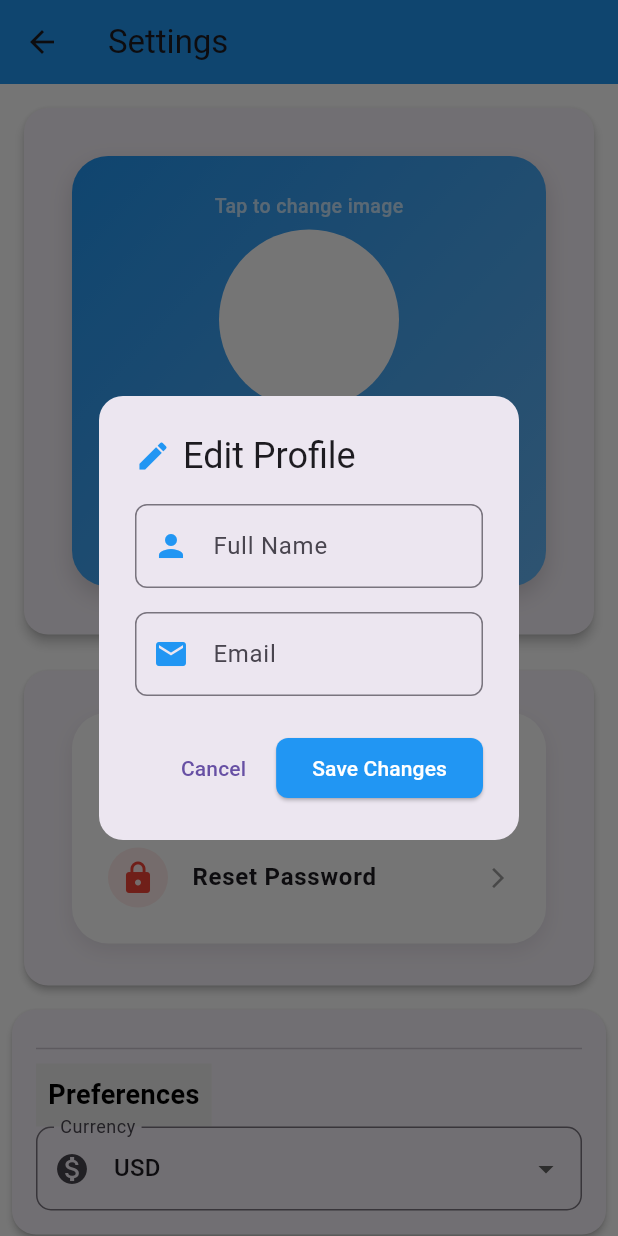
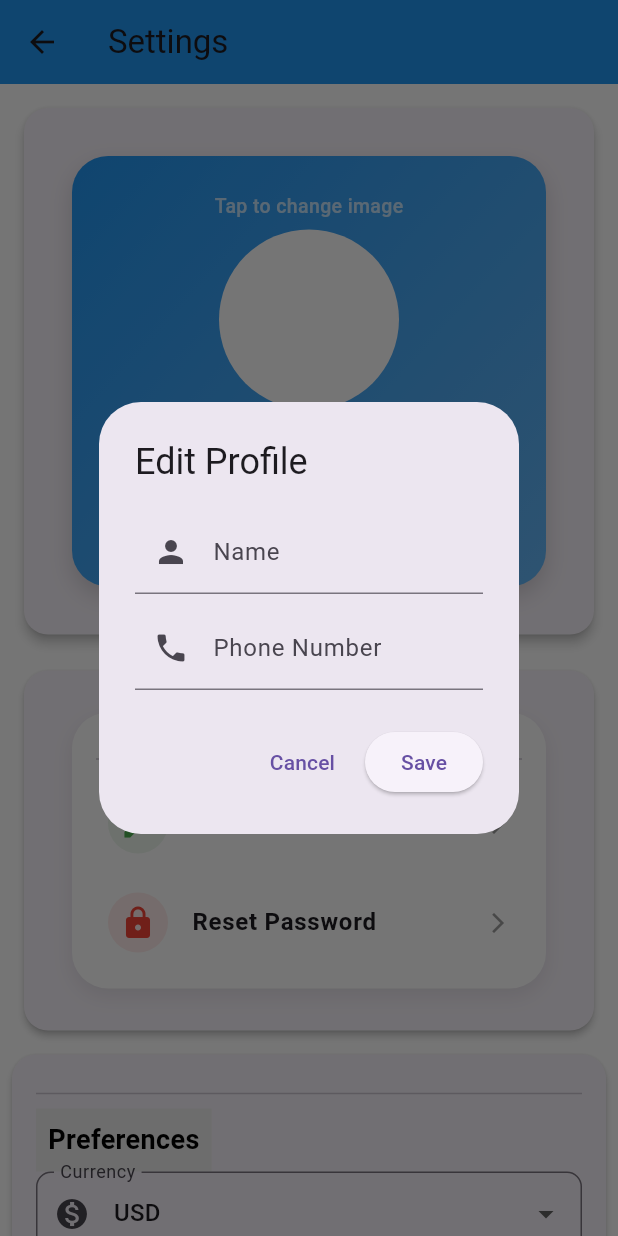
Before and after one commit to cymonzi/nfunayo, a Flutter app: the SettingsScreen screen opened directly with empty values, after a tap on "Edit Profile", on a phone screen of 412 x 824 dp. Run offline on Flutter 3.47's test engine with Material 3 defaults, Android fonts, the light colour scheme and no system bars; our stand-ins replace cloud_firestore, firebase_auth, firebase_core, firebase_storage, fl_chart, flutter_image_compress and 10 more; missing offline and left inert: webview_flutter_wkwebview; accounts and stored records are empty.

```diff
--- a/lib/screens/profile_screen.dart
+++ b/lib/screens/profile_screen.dart
@@ -7,7 +7,6 @@ import 'package:firebase_storage/firebase_storage.dart';
 import '../widgets/profile_cards.dart';
 import '../widgets/profile_details.dart';
 import '../widgets/preferences_card.dart';
-import '../utils/error_handler.dart';
 
 class SettingsScreen extends StatefulWidget {
   final String userName;
@@ -20,8 +19,7 @@ class SettingsScreen extends StatefulWidget {
 }
 
 class _SettingsScreenState extends State<SettingsScreen> {
-  String _currentUserName = '';
-  String _currentUserEmail = '';
+  String _phoneNumber = '';
   File? _customImage; // Store the selected image (mobile)
   String? _avatarUrl; // Store the avatar download URL
   bool _isLoading = false;
@@ -40,35 +38,21 @@ class _SettingsScreenState extends State<SettingsScreen> {
   Future<void> _loadUserDetails() async {
     setState(() => _isLoading = true);
     final prefs = await SharedPreferences.getInstance();
-
-    // Load user info from SharedPreferences (from registration/login)
-    final storedUserName = prefs.getString('userName') ?? '';
-    final storedUserEmail = prefs.getString('userEmail') ?? '';
-
     setState(() {
-      // Use stored user info if available, otherwise fall back to widget values
-      _currentUserName = storedUserName.isNotEmpty ? storedUserName : widget.userName;
-      _currentUserEmail = storedUserEmail.isNotEmpty ? storedUserEmail : widget.userEmail;
-
+      _phoneNumber = prefs.getString('phoneNumber') ?? 'Phone not set';
       final customImagePath = prefs.getString('customImagePath');
       if (customImagePath != null) {
         _customImage = File(customImagePath);
       }
       // Load avatar URL if exists
-      _avatarUrl = prefs.getString('avatarUrl') ?? prefs.getString('userAvatar');
-      _nameController.text = _currentUserName;
-
-      // Load preferences
+      _avatarUrl = prefs.getString('avatarUrl');
+      _nameController.text = prefs.getString('username') ?? widget.userName;
+// Load user points
       _notificationsEnabled = prefs.getBool('notificationsEnabled') ?? true;
       _selectedCurrency = prefs.getString('selectedCurrency') ?? 'USD';
       _selectedLanguage = prefs.getString('selectedLanguage') ?? 'English';
       _isLoading = false;
     });
-
-    debugPrint('Loaded user details:');
-    debugPrint('Name: $_currentUserName');
-    debugPrint('Email: $_currentUserEmail');
-    debugPrint('Avatar URL: $_avatarUrl');
   }
 
   void _pickImage(dynamic imageData) async {
@@ -131,139 +115,90 @@ class _SettingsScreenState extends State<SettingsScreen> {
 
   Future<void> _editProfile() async {
     final prefs = await SharedPreferences.getInstance();
-    final nameController = TextEditingController(text: _currentUserName);
-    final emailController = TextEditingController(text: _currentUserEmail);
-    final formKey = GlobalKey<FormState>();
+    final phoneController = TextEditingController(text: _phoneNumber);
 
     try {
       await showDialog(
         // ignore: use_build_context_synchronously
         context: context,
-        builder: (context) => AlertDialog(
-          shape: RoundedRectangleBorder(borderRadius: BorderRadius.circular(16)),
-          title: Row(
-            children: [
-              Icon(Icons.edit, color: Colors.blue),
-              const SizedBox(width: 8),
-              const Text('Edit Profile'),
-            ],
-          ),
-          content: SingleChildScrollView(
-            child: Form(
-              key: formKey,
-              child: Column(
+        builder:
+            (context) => AlertDialog(
+              title: const Text('Edit Profile'),
+              content: Column(
                 mainAxisSize: MainAxisSize.min,
                 children: [
-                  TextFormField(
-                    controller: nameController,
-                    decoration: InputDecoration(
-                      labelText: 'Full Name',
-                      prefixIcon: Icon(Icons.person, color: Colors.blue),
-                      border: OutlineInputBorder(
-                        borderRadius: BorderRadius.circular(8),
-                      ),
-                      focusedBorder: OutlineInputBorder(
-                        borderRadius: BorderRadius.circular(8),
-                        borderSide: BorderSide(color: Colors.blue, width: 2),
+                  TextField(
+                    controller: _nameController,
+                    decoration: const InputDecoration(
+                      labelText: 'Name',
+                      prefixIcon: Icon(Icons.person),
                     ),
                   ),
-                    validator: (value) {
-                      if (value == null || value.trim().isEmpty) {
-                        return 'Name cannot be empty';
-                      }
-                      if (value.trim().length < 2) {
-                        return 'Name must be at least 2 characters';
-                      }
-                      return null;
-                    },
+                  const SizedBox(height: 8),
+                  TextField(
+                    controller: phoneController,
+                    decoration: const InputDecoration(
+                      labelText: 'Phone Number',
+                      prefixIcon: Icon(Icons.phone),
                     ),
-                  const SizedBox(height: 16),
-                  TextFormField(
-                    controller: emailController,
-                    decoration: InputDecoration(
-                      labelText: 'Email',
-                      prefixIcon: Icon(Icons.email, color: Colors.blue),
-                      border: OutlineInputBorder(
-                        borderRadius: BorderRadius.circular(8),
-                      ),
-                      focusedBorder: OutlineInputBorder(
-                        borderRadius: BorderRadius.circular(8),
-                        borderSide: BorderSide(color: Colors.blue, width: 2),
-                      ),
-                    ),
-                    keyboardType: TextInputType.emailAddress,
-                    validator: (value) {
-                      if (value == null || value.trim().isEmpty) {
-                        return 'Email cannot be empty';
-                      }
-                      if (!RegExp(r'^[\w-\.]+@([\w-]+\.)+[\w-]{2,4}$').hasMatch(value)) {
-                        return 'Enter a valid email address';
-                      }
-                      return null;
-                    },
+                    keyboardType: TextInputType.phone,
                   ),
                 ],
               ),
-            ),
-          ),
               actions: [
                 TextButton(
-              onPressed: () {
-                Navigator.of(context).pop();
-              },
+                  onPressed: () => Navigator.of(context).pop(),
                   child: const Text('Cancel'),
                 ),
                 ElevatedButton(
-              style: ElevatedButton.styleFrom(
-                backgroundColor: Colors.blue,
-                foregroundColor: Colors.white,
-                shape: RoundedRectangleBorder(
-                  borderRadius: BorderRadius.circular(8),
-                ),
-              ),
                   onPressed: () async {
-                if (formKey.currentState!.validate()) {
-                  final newName = nameController.text.trim();
-                  final newEmail = emailController.text.trim();
+                    final newName = _nameController.text.trim();
+                    final newPhoneNumber = phoneController.text.trim();
 
-                  try {
-                    // Save to SharedPreferences
-                    await prefs.setString('userName', newName);
-                    await prefs.setString('userEmail', newEmail);
+                    if (newName.isEmpty) {
+                      _showMessage('Name cannot be empty');
+                      return;
+                    }
+
+                    if (newPhoneNumber.isEmpty) {
+                      _showMessage('Phone number cannot be empty');
+                      return;
+                    }
+
+                    if (!RegExp(r'^\d{10,}$').hasMatch(newPhoneNumber)) {
+                      _showMessage('Enter a valid phone number');
+                      return;
+                    }
+
+                    await prefs.setString('username', newName);
+                    await prefs.setString('phoneNumber', newPhoneNumber);
 
                     setState(() {
-                      _currentUserName = newName;
-                      _currentUserEmail = newEmail;
+                      _nameController.text = newName;
+                      _phoneNumber = newPhoneNumber;
                     });
 
                     // ignore: use_build_context_synchronously
                     Navigator.of(context).pop();
-                    _showMessage('Profile updated successfully!', isSuccess: true);
-                  } catch (e) {
-                    _showMessage('Failed to update profile: ${e.toString()}', isError: true);
-                  }
-                }
+                    _showMessage('Profile updated successfully!');
                   },
-              child: const Text('Save Changes'),
+                  child: const Text('Save'),
                 ),
               ],
             ),
       );
     } finally {
-      // Dispose controllers after dialog is dismissed
-      nameController.dispose();
-      emailController.dispose();
+      // Always dispose the controller to prevent memory leaks
+      phoneController.dispose();
     }
   }
 
-  void _showMessage(String message, {bool isSuccess = false, bool isError = false}) {
-    if (isSuccess) {
-      ErrorHandler.showSuccessSnackBar(context, message);
-    } else if (isError) {
-      ErrorHandler.showErrorSnackBar(context, message);
-    } else {
-      ErrorHandler.showInfoSnackBar(context, message);
-    }
+
+
+  void _showMessage(String message) {
+    ScaffoldMessenger.of(
+      context,
+    ).showSnackBar(SnackBar(content: Text(message)));
   }
 
   @override
@@ -279,8 +214,8 @@ class _SettingsScreenState extends State<SettingsScreen> {
               child: Column(
                 children: [
                   ProfileCard(
-                    userName: _currentUserName.isNotEmpty ? _currentUserName : 'User',
-                    userEmail: _currentUserEmail.isNotEmpty ? _currentUserEmail : 'user@example.com',
+                    userName: widget.userName,
+                    userEmail: widget.userEmail,
                     customImage: _customImage,
                     avatarUrl: _avatarUrl,
                     onEditAvatar: _pickImage,
@@ -292,9 +227,10 @@ class _SettingsScreenState extends State<SettingsScreen> {
                     child: Padding(
                       padding: const EdgeInsets.all(16.0),
                       child: ProfileDetails(
+                        phoneNumber: _phoneNumber.isNotEmpty ? _phoneNumber : null,
                         onEditProfile: _editProfile,
                         onResetPassword: () {
-                          _showMessage('Reset password functionality will redirect to Firebase Auth.');
+                          _showMessage('Reset password functionality not implemented.');
                         },
                       ),
                     ),
--- a/lib/widgets/profile_details.dart
+++ b/lib/widgets/profile_details.dart
@@ -1,11 +1,13 @@
 import 'package:flutter/material.dart';
 
 class ProfileDetails extends StatelessWidget {
+  final String? phoneNumber; // Allow null values for phoneNumber
   final VoidCallback onEditProfile;
   final VoidCallback onResetPassword;
 
   const ProfileDetails({
     super.key,
+    required this.phoneNumber,
     required this.onEditProfile,
     required this.onResetPassword,
   });
@@ -29,6 +31,8 @@ class ProfileDetails extends StatelessWidget {
       ),
       child: Column(
         children: [
+          // ...existing code...
+          const Divider(height: 30),
           _profileTile(
             icon: Icons.edit,
             iconColor: Colors.green,
```
Also changed, not shown: lib/screens/home_screen.dart (+20 -53 lines), lib/screens/login_screen.dart (+4 -26 lines), lib/services/transaction_service.dart (+163 -45 lines), lib/screens/register_screen_fixed.dart (added). Lines whose indentation alone changed are shown as unchanged.
